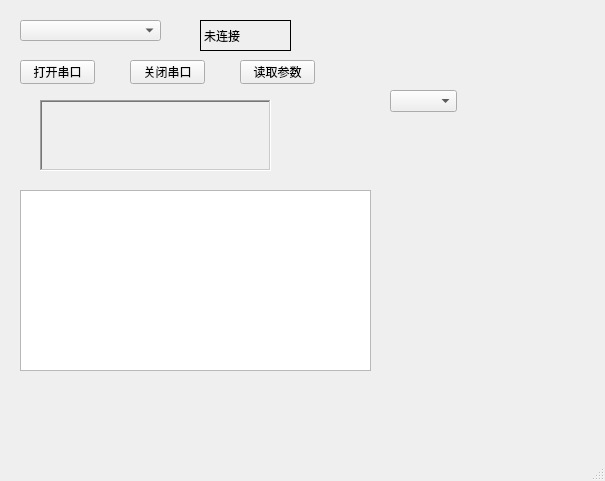
The window that mainwindow.ui (mojimojimo/MyIndustrialHMI) describes before a commit, drawn with Qt 5.
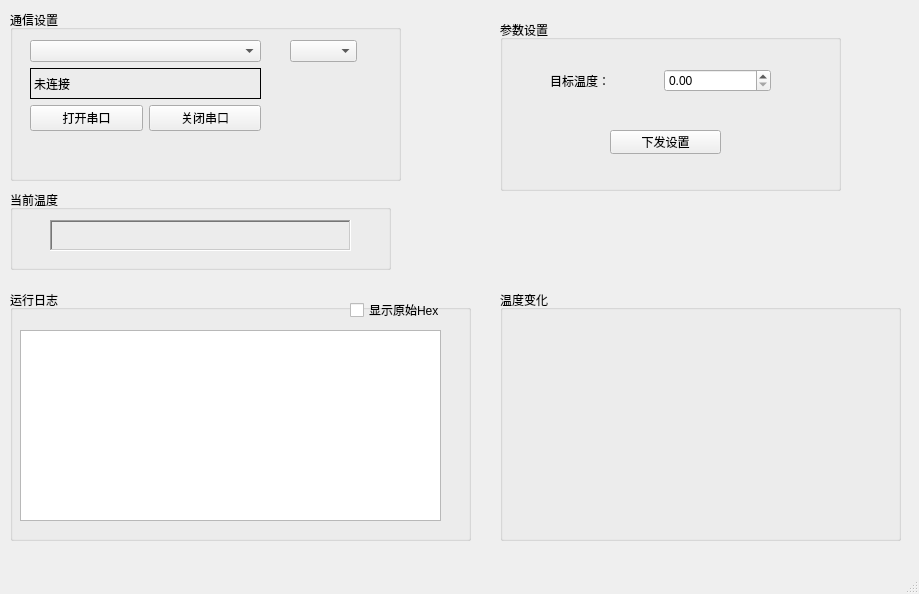
The same window after the commit. Custom widgets are drawn as their Qt base class.

Commit message: 添加温度图表;参数控制;多字节解析;修复校验

```diff
--- a/mainwindow.ui
+++ b/mainwindow.ui
@@ -6,117 +6,218 @@
    <rect>
     <x>0</x>
     <y>0</y>
-    <width>605</width>
-    <height>481</height>
+    <width>919</width>
+    <height>594</height>
    </rect>
   </property>
   <property name="windowTitle">
    <string>MainWindow</string>
   </property>
   <widget class="QWidget" name="centralwidget">
-   <widget class="QLabel" name="lblTemp">
+   <widget class="QGroupBox" name="groupBox">
     <property name="geometry">
      <rect>
-      <x>40</x>
-      <y>100</y>
-      <width>231</width>
-      <height>71</height>
-     </rect>
-    </property>
-    <property name="frameShape">
-     <enum>QFrame::WinPanel</enum>
-    </property>
-    <property name="frameShadow">
-     <enum>QFrame::Sunken</enum>
-    </property>
-    <property name="text">
-     <string/>
-    </property>
-   </widget>
-   <widget class="QComboBox" name="portList">
-    <property name="geometry">
-     <rect>
-      <x>20</x>
+      <x>500</x>
       <y>20</y>
-      <width>141</width>
-      <height>21</height>
+      <width>341</width>
+      <height>171</height>
      </rect>
     </property>
-   </widget>
-   <widget class="QPushButton" name="btnClose">
-    <property name="geometry">
-     <rect>
-      <x>130</x>
-      <y>60</y>
-      <width>75</width>
-      <height>24</height>
-     </rect>
+    <property name="title">
+     <string>参数设置</string>
     </property>
-    <property name="text">
-     <string>关闭串口</string>
-    </property>
+    <widget class="QPushButton" name="btnSetTemp">
+     <property name="geometry">
+      <rect>
+       <x>110</x>
+       <y>110</y>
+       <width>111</width>
+       <height>24</height>
+      </rect>
+     </property>
+     <property name="text">
+      <string>下发设置</string>
+     </property>
+    </widget>
+    <widget class="QWidget" name="">
+     <property name="geometry">
+      <rect>
+       <x>50</x>
+       <y>40</y>
+       <width>221</width>
+       <height>41</height>
+      </rect>
+     </property>
+     <layout class="QHBoxLayout" name="horizontalLayout_2">
+      <item>
+       <widget class="QLabel" name="label">
+        <property name="text">
+         <string>目标温度：</string>
+        </property>
+       </widget>
+      </item>
+      <item>
+       <widget class="QDoubleSpinBox" name="targetTemp"/>
+      </item>
+     </layout>
+    </widget>
    </widget>
-   <widget class="QPushButton" name="btnOpen">
+   <widget class="QGroupBox" name="groupBox_2">
     <property name="geometry">
      <rect>
-      <x>20</x>
-      <y>60</y>
-      <width>75</width>
-      <height>24</height>
+      <x>10</x>
+      <y>10</y>
+      <width>391</width>
+      <height>171</height>
      </rect>
     </property>
-    <property name="text">
-     <string>打开串口</string>
+    <property name="title">
+     <string>通信设置</string>
     </property>
+    <widget class="QWidget" name="">
+     <property name="geometry">
+      <rect>
+       <x>20</x>
+       <y>30</y>
+       <width>231</width>
+       <height>91</height>
+      </rect>
+     </property>
+     <layout class="QVBoxLayout" name="verticalLayout">
+      <item>
+       <widget class="QComboBox" name="portList"/>
+      </item>
+      <item>
+       <widget class="QLabel" name="lblStatus">
+        <property name="frameShape">
+         <enum>QFrame::Panel</enum>
+        </property>
+        <property name="text">
+         <string>未连接</string>
+        </property>
+       </widget>
+      </item>
+      <item>
+       <layout class="QHBoxLayout" name="horizontalLayout">
+        <item>
+         <widget class="QPushButton" name="btnOpen">
+          <property name="text">
+           <string>打开串口</string>
+          </property>
+         </widget>
+        </item>
+        <item>
+         <widget class="QPushButton" name="btnClose">
+          <property name="text">
+           <string>关闭串口</string>
+          </property>
+         </widget>
+        </item>
+       </layout>
+      </item>
+     </layout>
+    </widget>
+    <widget class="QComboBox" name="baudRateList">
+     <property name="geometry">
+      <rect>
+       <x>280</x>
+       <y>30</y>
+       <width>67</width>
+       <height>22</height>
+      </rect>
+     </property>
+    </widget>
    </widget>
-   <widget class="QLabel" name="lblStatus">
+   <widget class="QGroupBox" name="groupBox_3">
     <property name="geometry">
      <rect>
-      <x>200</x>
-      <y>20</y>
-      <width>91</width>
-      <height>31</height>
+      <x>10</x>
+      <y>290</y>
+      <width>461</width>
+      <height>251</height>
      </rect>
     </property>
-    <property name="frameShape">
-     <enum>QFrame::Panel</enum>
+    <property name="title">
+     <string>运行日志</string>
     </property>
-    <property name="text">
-     <string>未连接</string>
-    </property>
+    <widget class="QCheckBox" name="chkHexDisplay">
+     <property name="geometry">
+      <rect>
+       <x>340</x>
+       <y>10</y>
+       <width>91</width>
+       <height>20</height>
+      </rect>
+     </property>
+     <property name="text">
+      <string>显示原始Hex</string>
+     </property>
+    </widget>
+    <widget class="QPlainTextEdit" name="txtLog">
+     <property name="geometry">
+      <rect>
+       <x>10</x>
+       <y>40</y>
+       <width>421</width>
+       <height>191</height>
+      </rect>
+     </property>
+    </widget>
    </widget>
-   <widget class="QComboBox" name="baudRateList">
+   <widget class="QGroupBox" name="groupBox_4">
     <property name="geometry">
      <rect>
-      <x>390</x>
-      <y>90</y>
-      <width>67</width>
-      <height>22</height>
-     </rect>
-    </property>
-   </widget>
-   <widget class="QPlainTextEdit" name="txtLog">
-    <property name="geometry">
-     <rect>
-      <x>20</x>
+      <x>10</x>
       <y>190</y>
-      <width>351</width>
-      <height>181</height>
+      <width>381</width>
+      <height>80</height>
      </rect>
     </property>
+    <property name="title">
+     <string>当前温度</string>
+    </property>
+    <widget class="QLabel" name="lblTemp">
+     <property name="geometry">
+      <rect>
+       <x>40</x>
+       <y>30</y>
+       <width>301</width>
+       <height>31</height>
+      </rect>
+     </property>
+     <property name="frameShape">
+      <enum>QFrame::WinPanel</enum>
+     </property>
+     <property name="frameShadow">
+      <enum>QFrame::Sunken</enum>
+     </property>
+     <property name="text">
+      <string/>
+     </property>
+    </widget>
    </widget>
-   <widget class="QPushButton" name="btnSend">
+   <widget class="QGroupBox" name="groupBox_5">
     <property name="geometry">
      <rect>
-      <x>240</x>
-      <y>60</y>
-      <width>75</width>
-      <height>24</height>
+      <x>500</x>
+      <y>290</y>
+      <width>401</width>
+      <height>251</height>
      </rect>
     </property>
-    <property name="text">
-     <string>读取参数</string>
+    <property name="title">
+     <string>温度变化</string>
     </property>
+    <widget class="QCustomPlot" name="plotTemp" native="true">
+     <property name="geometry">
+      <rect>
+       <x>20</x>
+       <y>40</y>
+       <width>351</width>
+       <height>191</height>
+      </rect>
+     </property>
+    </widget>
    </widget>
   </widget>
   <widget class="QMenuBar" name="menubar">
@@ -131,6 +232,14 @@
   </widget>
   <widget class="QStatusBar" name="statusbar"/>
  </widget>
+ <customwidgets>
+  <customwidget>
+   <class>QCustomPlot</class>
+   <extends>QWidget</extends>
+   <header>qcustomplot.h</header>
+   <container>1</container>
+  </customwidget>
+ </customwidgets>
  <resources/>
  <connections/>
 </ui>
```
Left out of the diff: 2 changed lines with no effect on the pictures. The commit also changes 7 other files.
